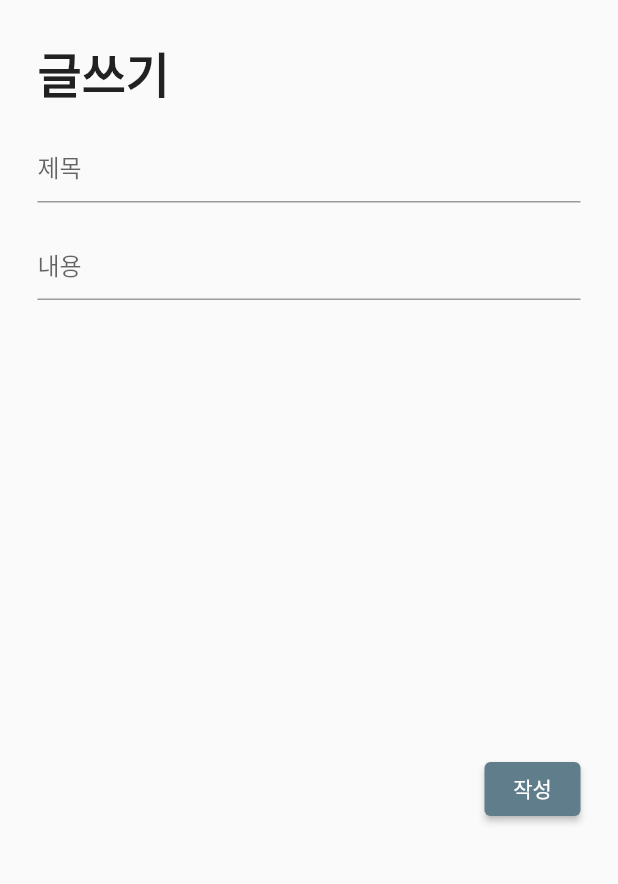
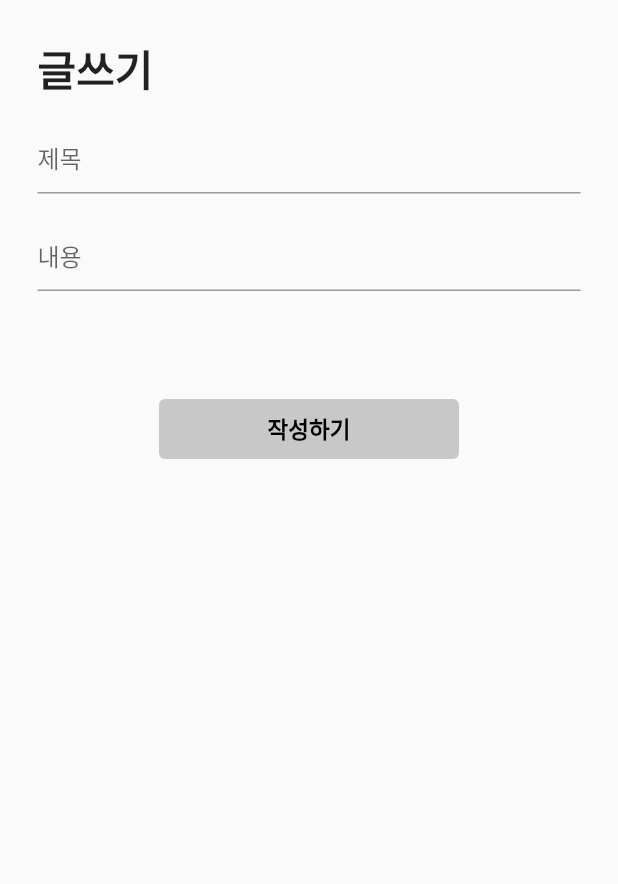
Before and after one commit to ItzTree/NFT-Project1, a Flutter app: the Messagetext screen opened directly, on a phone screen of 412 x 824 dp, the part 84-968 px from its top. Run offline on Flutter 3.47's test engine with Material 2 defaults, Android fonts, the phone set to English and light mode, and no system bars; our stand-ins replace convex_bottom_bar.

Commit message:
Update post_page.dart

```diff
--- a/lib/post_page.dart
+++ b/lib/post_page.dart
@@ -175,7 +175,7 @@ class Messagetext extends StatelessWidget {
                 "글쓰기",
                 style: TextStyle(
                   fontWeight: FontWeight.w900,
-                  fontSize: 32,
+                  fontSize: 28,
                 ),
               ),
               SizedBox(height: 15),
@@ -196,7 +196,7 @@ class Messagetext extends StatelessWidget {
                 ),
               ),
               Container(
-                height: 150,
+                height: 120,
                 width: 500,
                 child: SizedBox(
                   child: TextField(
@@ -218,18 +218,27 @@ class Messagetext extends StatelessWidget {
               //   },
               //   title: Text("작성"),
               // ),
-              SizedBox(height: 200),
-              Row(
-                children: [
-                  Spacer(),
-                  ElevatedButton(
+              //SizedBox(height: 10),
+              Center(
+                child: SizedBox(
+                  width: 200,
+                  height: 40,
+                  child: ElevatedButton(
                       onPressed: () {
                         Navigator.pop(context);
                       },
-                      style: ElevatedButton.styleFrom(primary: Colors.blueGrey),
-                      child: Text("작성"))
-                ],
-              ),
+                      style: ElevatedButton.styleFrom(
+                          primary: sscctalkPrimaryColor, elevation: 0),
+                      child: Text(
+                        "작성하기",
+                        style: TextStyle(
+                          color: Colors.black,
+                          fontSize: 15,
+                          fontWeight: FontWeight.bold,
+                        ),
+                      )),
+                ),
+              )
               // Container(
               //   width: 100,
               //   child: ElevatedButton(
```
